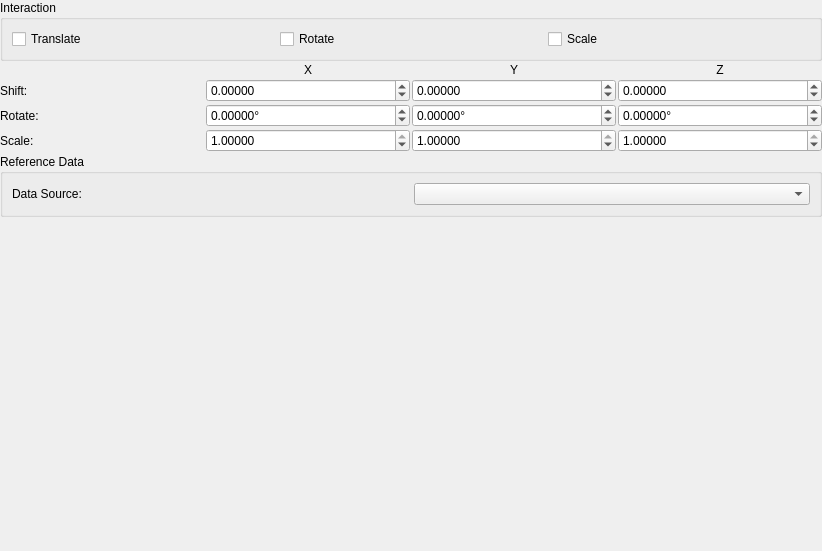
This is tomviz/ManualManipulationWidget.ui in OpenChemistry/tomviz as Qt 5 draws it before an edit. The edited form follows.
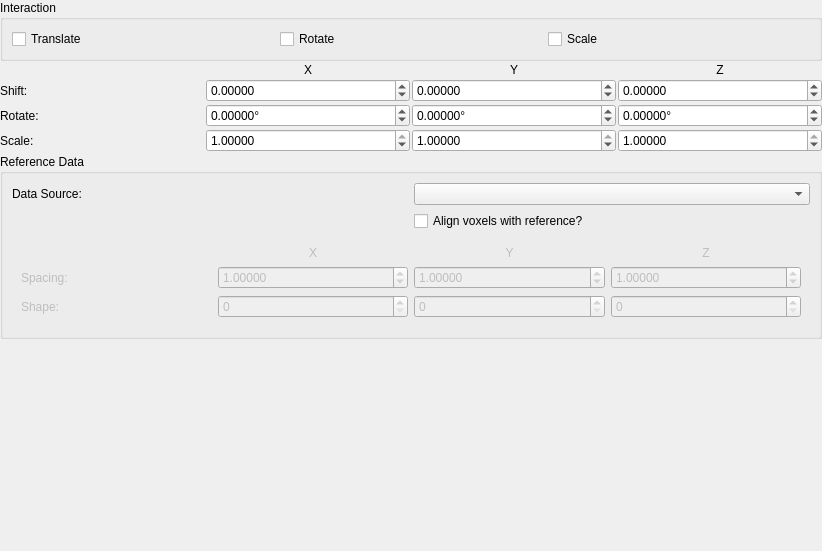
This is the edited form.

Commit message:
Add automatic voxel padding/cropping
This is done to match the shape of the reference data.

We still need to perform resampling to get the spacing to match. This is
currently not being done, even though it appears to be an option in the
GUI.

Patch:
```diff
--- a/tomviz/ManualManipulationWidget.ui
+++ b/tomviz/ManualManipulationWidget.ui
@@ -82,7 +82,7 @@
         <number>5</number>
        </property>
        <property name="minimum">
-        <double>0.000000000000000</double>
+        <double>0.000010000000000</double>
        </property>
        <property name="maximum">
         <double>1.000000000000000</double>
@@ -169,7 +169,7 @@
         <number>5</number>
        </property>
        <property name="minimum">
-        <double>0.000000000000000</double>
+        <double>0.000010000000000</double>
        </property>
        <property name="maximum">
         <double>1.000000000000000</double>
@@ -188,7 +188,7 @@
         <number>5</number>
        </property>
        <property name="minimum">
-        <double>0.000000000000000</double>
+        <double>0.000010000000000</double>
        </property>
        <property name="maximum">
         <double>1.000000000000000</double>
@@ -279,6 +279,13 @@
       <string>Reference Data</string>
      </property>
      <layout class="QGridLayout" name="referenceGridLayout">
+      <item row="0" column="1">
+       <widget class="QComboBox" name="selectedReferenceData">
+        <property name="toolTip">
+         <string>&lt;html&gt;&lt;head/&gt;&lt;body&gt;&lt;p&gt;If a reference data source is selected, it will be visually moved so that its center matches the center of this dataset. This will assist with aligning the volumes.&lt;/p&gt;&lt;p&gt;&lt;br/&gt;&lt;/p&gt;&lt;p&gt;Once the operation is finished, the reference data source will be moved back to its original position.&lt;/p&gt;&lt;/body&gt;&lt;/html&gt;</string>
+        </property>
+       </widget>
+      </item>
       <item row="0" column="0">
        <widget class="QLabel" name="referenceDataLabel">
         <property name="text">
@@ -289,11 +296,146 @@
         </property>
        </widget>
       </item>
-      <item row="0" column="1">
-       <widget class="QComboBox" name="selectedReferenceData">
+      <item row="1" column="1">
+       <widget class="QCheckBox" name="alignVoxelsWithReference">
+        <property name="enabled">
+         <bool>true</bool>
+        </property>
         <property name="toolTip">
-         <string>&lt;html&gt;&lt;head/&gt;&lt;body&gt;&lt;p&gt;If a reference data source is selected, it will be visually moved so that its center matches the center of this dataset. This will assist with aligning the volumes.&lt;/p&gt;&lt;p&gt;&lt;br/&gt;&lt;/p&gt;&lt;p&gt;Once the operation is finished, the reference data source will be moved back to its original position.&lt;/p&gt;&lt;/body&gt;&lt;/html&gt;</string>
+         <string>&lt;html&gt;&lt;head/&gt;&lt;body&gt;&lt;p&gt;If checked, the voxels of this data source will be cropped, padded, and subsampled (if the spacings are different) so that the voxels will be aligned with that of the reference data source.&lt;/p&gt;&lt;/body&gt;&lt;/html&gt;</string>
         </property>
+        <property name="text">
+         <string>Align voxels with reference?</string>
+        </property>
+        <property name="checked">
+         <bool>false</bool>
+        </property>
+       </widget>
+      </item>
+      <item row="2" column="0" colspan="2">
+       <widget class="QWidget" name="referenceDataValuesWidget" native="true">
+        <property name="enabled">
+         <bool>false</bool>
+        </property>
+        <layout class="QVBoxLayout" name="verticalLayout_2">
+         <item>
+          <layout class="QGridLayout" name="referenceValuesGridLayout">
+           <item row="1" column="3">
+            <widget class="QDoubleSpinBox" name="referenceSpacingZ">
+             <property name="decimals">
+              <number>5</number>
+             </property>
+             <property name="minimum">
+              <double>0.000010000000000</double>
+             </property>
+             <property name="maximum">
+              <double>1000000.000000000000000</double>
+             </property>
+             <property name="value">
+              <double>1.000000000000000</double>
+             </property>
+            </widget>
+           </item>
+           <item row="1" column="1">
+            <widget class="QDoubleSpinBox" name="referenceSpacingX">
+             <property name="decimals">
+              <number>5</number>
+             </property>
+             <property name="minimum">
+              <double>0.000010000000000</double>
+             </property>
+             <property name="maximum">
+              <double>1000000.000000000000000</double>
+             </property>
+             <property name="value">
+              <double>1.000000000000000</double>
+             </property>
+            </widget>
+           </item>
+           <item row="0" column="1">
+            <widget class="QLabel" name="label_2">
+             <property name="text">
+              <string>X</string>
+             </property>
+             <property name="alignment">
+              <set>Qt::AlignCenter</set>
+             </property>
+            </widget>
+           </item>
+           <item row="0" column="2">
+            <widget class="QLabel" name="label_3">
+             <property name="text">
+              <string>Y</string>
+             </property>
+             <property name="alignment">
+              <set>Qt::AlignCenter</set>
+             </property>
+            </widget>
+           </item>
+           <item row="1" column="2">
+            <widget class="QDoubleSpinBox" name="referenceSpacingY">
+             <property name="decimals">
+              <number>5</number>
+             </property>
+             <property name="minimum">
+              <double>0.000010000000000</double>
+             </property>
+             <property name="maximum">
+              <double>1000000.000000000000000</double>
+             </property>
+             <property name="value">
+              <double>1.000000000000000</double>
+             </property>
+            </widget>
+           </item>
+           <item row="1" column="0">
+            <widget class="QLabel" name="label">
+             <property name="text">
+              <string>Spacing:</string>
+             </property>
+            </widget>
+           </item>
+           <item row="0" column="3">
+            <widget class="QLabel" name="label_4">
+             <property name="text">
+              <string>Z</string>
+             </property>
+             <property name="alignment">
+              <set>Qt::AlignCenter</set>
+             </property>
+            </widget>
+           </item>
+           <item row="2" column="0">
+            <widget class="QLabel" name="label_5">
+             <property name="text">
+              <string>Shape:</string>
+             </property>
+            </widget>
+           </item>
+           <item row="2" column="1">
+            <widget class="QSpinBox" name="referenceShapeX">
+             <property name="maximum">
+              <number>1000000</number>
+             </property>
+            </widget>
+           </item>
+           <item row="2" column="2">
+            <widget class="QSpinBox" name="referenceShapeY">
+             <property name="maximum">
+              <number>1000000</number>
+             </property>
+            </widget>
+           </item>
+           <item row="2" column="3">
+            <widget class="QSpinBox" name="referenceShapeZ">
+             <property name="maximum">
+              <number>1000000</number>
+             </property>
+            </widget>
+           </item>
+          </layout>
+         </item>
+        </layout>
        </widget>
       </item>
      </layout>
```
Left out of the diff: 7 changed lines with no effect on the pictures. The commit also changes 3 other files.
